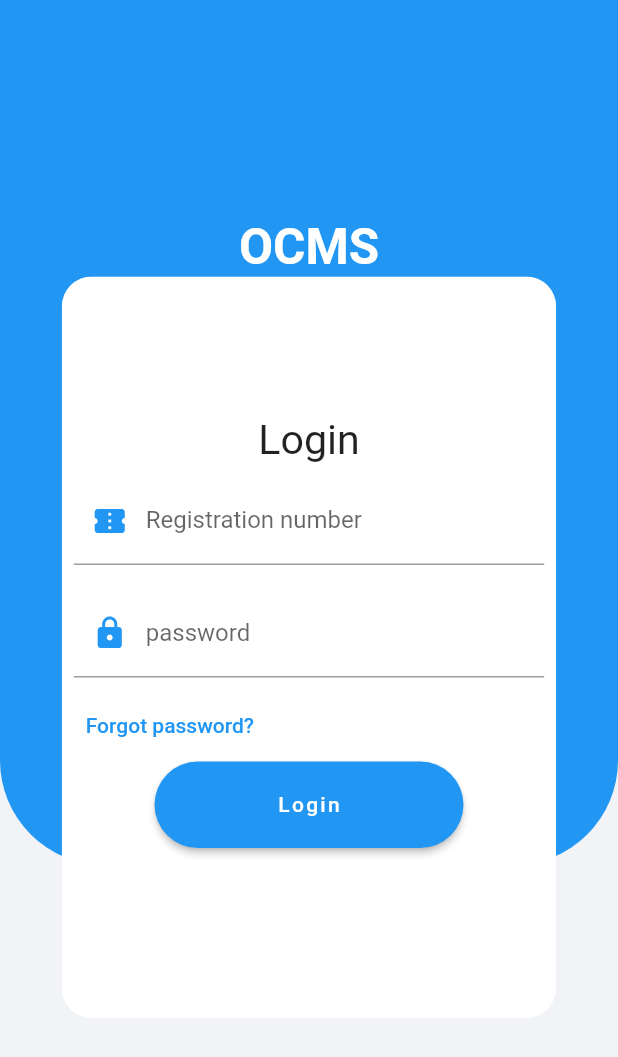
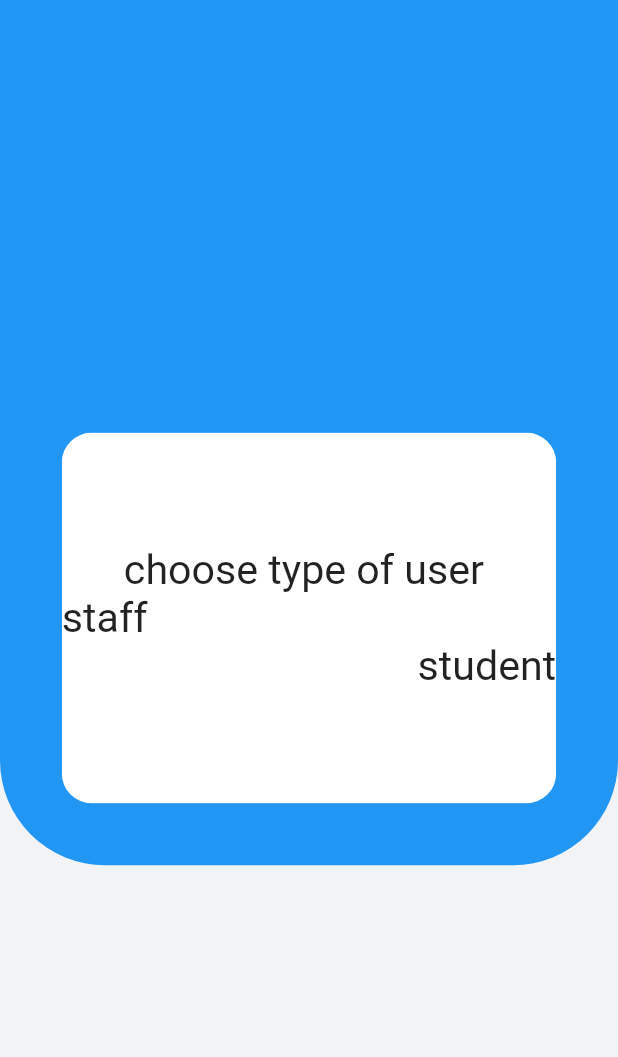
Before and after one commit to arthur-cmd/Clearence-Mobile-Application, a Flutter app: the screen it shows after launch, on a phone screen of 412 x 824 dp. Shown: the top 1057 px of the screen. Run offline on Flutter 3.47's test engine with Material 2 defaults, Android fonts, the phone set to English and light mode, and no system bars; our stand-ins replace bloc, flutter_bloc, rxdart.

Commit message:
creating a welcome page

```diff
--- a/lib/main.dart
+++ b/lib/main.dart
@@ -1,5 +1,6 @@
 import 'package:flutter/material.dart';
 import './sidebar_layout/SideBarLayout.dart';
+import './pages/option.dart';
 
 void main() => runApp(MyApp());
 
@@ -9,7 +10,7 @@ class MyApp extends StatelessWidget {
     return MaterialApp(
       title: 'ocm',
       debugShowCheckedModeBanner: false,
-      home: Loginpage(), //SideBarLayout(),
+      home: Option(), //SideBarLayout(),
       theme: ThemeData(
           scaffoldBackgroundColor: Colors.white, primaryColor: Colors.white),
     );
@@ -178,7 +179,7 @@ class _LoginpageState extends State<Loginpage> {
                 // )
               ],
             ),
-          ),
+          )
         )
       ],
     );
--- /dev/null
+++ b/lib/pages/option.dart
@@ -0,0 +1,113 @@
+import 'package:flutter/material.dart';
+//import './sidebar_layout/SideBarLayout.dart';
+
+class Option extends StatefulWidget {
+  const Option({Key? key}) : super(key: key);
+
+  @override
+  State<Option> createState() => _OptionState();
+}
+
+class _OptionState extends State<Option> {
+
+
+
+
+  Widget _buildContainer() {
+    return Row(
+      mainAxisAlignment: MainAxisAlignment.center,
+      // ignore: prefer_const_literals_to_create_immutables
+      children: <Widget>[
+        ClipRRect(
+          borderRadius: BorderRadius.all(Radius.circular(20)),
+          child: Container(
+            height: MediaQuery.of(context).size.height * 0.3,
+            width: MediaQuery.of(context).size.width * 0.8,
+            decoration: BoxDecoration(color: Colors.white),
+            child: Column(
+              mainAxisAlignment: MainAxisAlignment.center,
+              crossAxisAlignment: CrossAxisAlignment.center,
+              children: <Widget>[
+                Row(
+                  mainAxisAlignment: MainAxisAlignment.center,
+                  // ignore: prefer_const_literals_to_create_immutables
+                  children: <Widget>[
+                    Text(
+                      "choose type of user ",
+                      style: TextStyle(
+                          fontSize: MediaQuery.of(context).size.height / 30),
+                    ),
+                  ],
+                ),
+                Row(
+                  mainAxisAlignment: MainAxisAlignment.start,
+                  // ignore: prefer_const_literals_to_create_immutables
+                  children: <Widget>[
+                    Text(
+                      "staff",
+                      style: TextStyle(
+                          fontSize: MediaQuery.of(context).size.height / 30),
+                    ),
+                  ],
+                ),
+                Row(
+                  mainAxisAlignment: MainAxisAlignment.end,
+                  // ignore: prefer_const_literals_to_create_immutables
+                  children: <Widget>[
+                    Text(
+                      "student",
+                      style: TextStyle(
+                          fontSize: MediaQuery.of(context).size.height / 30),
+                    ),
+                  ],
+                )
+                // _buildEmailRow(),
+                // _buildPasswordRow(),
+                // _buildForgetPaswordButton(),
+                // _buildLoginButton(),
+                //Text(
+                //"Make sure you have an existing account from aris",
+                //style: TextStyle(
+                //fontWeight: FontWeight.bold,
+                //fontSize: MediaQuery.of(context).size.height / 40,
+                //color: Colors.black),
+                // )
+              ],
+            ),
+          ),
+        )
+      ],
+    );
+  }
+
+  @override
+  Widget build(BuildContext context) {
+    return SafeArea(
+      child: Scaffold(
+          backgroundColor: Color(0xfff2f3f7),
+          body: Stack(
+            children: <Widget>[
+              Container(
+                height: MediaQuery.of(context).size.height * 0.7,
+                width: MediaQuery.of(context).size.width,
+                child: Container(
+                  decoration: BoxDecoration(
+                      color: Colors.blue,
+                      borderRadius: BorderRadius.only(
+                        bottomLeft: const Radius.circular(70),
+                        bottomRight: const Radius.circular(70),
+                      )),
+                ),
+              ),
+              Column(
+                mainAxisAlignment: MainAxisAlignment.center,
+                children: <Widget>[
+
+                  _buildContainer(),
+                ],
+              ),
+            ],
+          )),
+    );
+  }
+}
--- a/lib/pages/settings.dart
+++ b/lib/pages/settings.dart
@@ -1,11 +1,13 @@
 import 'package:flutter/material.dart';
 import 'package:ocms/bloc%20navigation/navigation_block.dart';
 import 'package:ocms/main.dart';
+//import 'package:app_settings/app_settings.dart';
 
 class Settingspage extends StatelessWidget with NavigationStates {
   @override
   Widget build(BuildContext context) {
     return Center(
+
         child: RaisedButton(
       shape: RoundedRectangleBorder(borderRadius: BorderRadius.circular(30.0)),
       color: Colors.blue,
@@ -14,6 +16,7 @@ class Settingspage extends StatelessWidget with NavigationStates {
           context,
           MaterialPageRoute(builder: (context) => Loginpage()),
         );
+
       },
       child: Text(
         'Logout',
@@ -22,6 +25,7 @@ class Settingspage extends StatelessWidget with NavigationStates {
           letterSpacing: 1.5,
         ),
       ),
-    ));
+    )
+    );
   }
 }
--- a/pubspec.yaml
+++ b/pubspec.yaml
@@ -35,6 +35,7 @@ dependencies:
   # Use with the CupertinoIcons class for iOS style icons.
   cupertino_icons: ^1.0.2
 
+
   rxdart: ^0.27.3
   flutter_bloc: ^7.2.0
 dev_dependencies:
@@ -58,6 +59,9 @@ flutter:
   # included with your application, so that you can use the icons in
   # the material Icons class.
   uses-material-design: true
+
+  assets:
+      -assets/images/udsm.png
 
   # To add assets to your application, add an assets section, like this:
   # assets:
```
Also changed, not shown: assets/images/download.png (added), assets/images/udsm.png (added).
